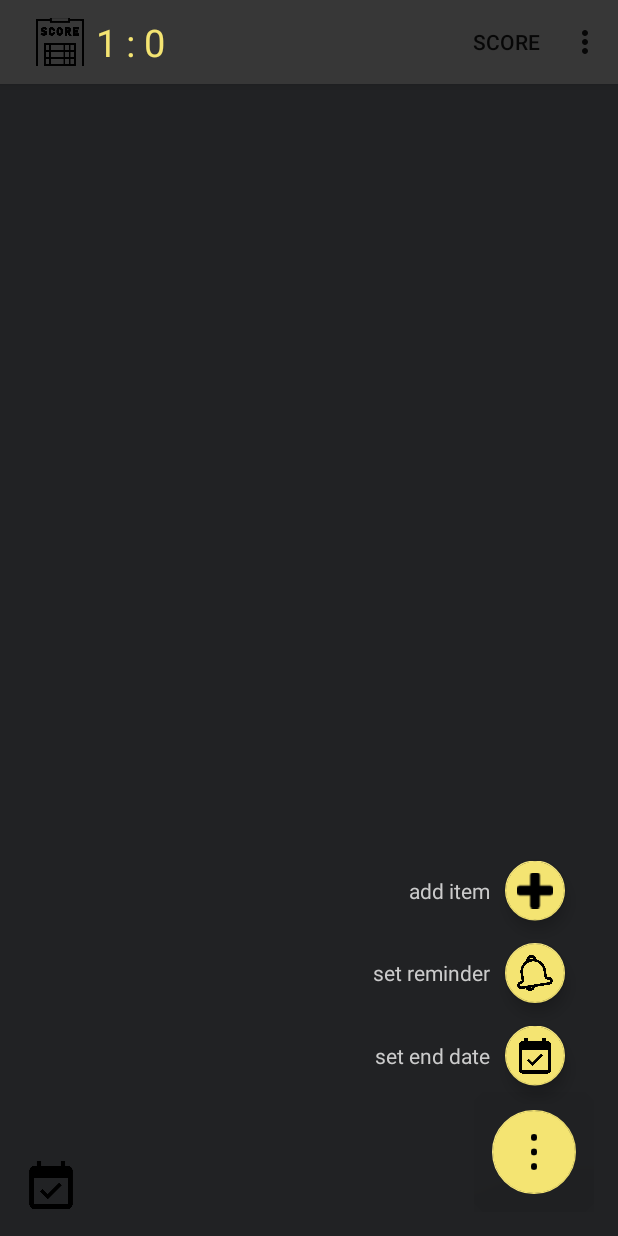
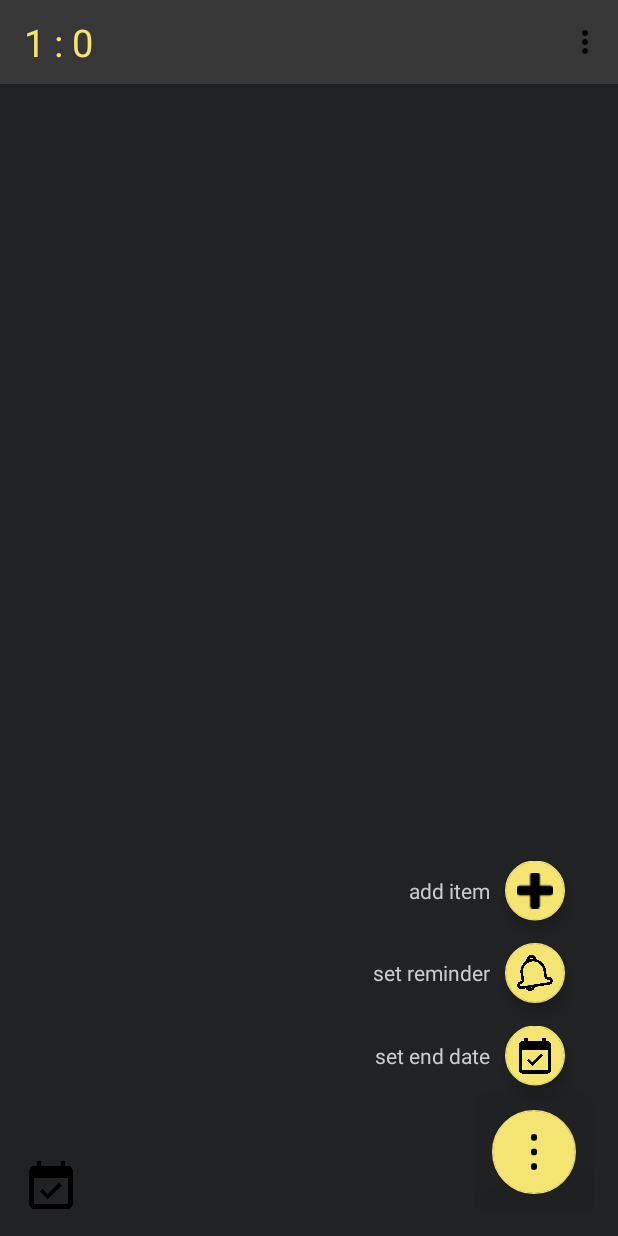
Before and after one commit to jasper55/RoutineDeveloper_v2, an Android app: the screen it shows after launch (OverviewActivity), after a tap on an icon or button, on a phone screen of 412 x 824 dp. Run offline under Robolectric (Android 15) with nearby library versions, the phone set to English and light mode, and no system bars; libraries missing offline, so code that uses them is left out: jp.wasabeef.blurry.

Commit message:
clean app bar

```diff
--- a/app/src/main/res/layout/custom_action_bar_layout.xml
+++ b/app/src/main/res/layout/custom_action_bar_layout.xml
@@ -12,12 +12,12 @@
             android:gravity="center_vertical"
             android:orientation="horizontal">
 
-            <ImageView
-                android:layout_width="32dp"
-                android:layout_height="32dp"
-                android:layout_margin="8dp"
-                android:scaleType="centerCrop"
-                app:srcCompat="@drawable/scoreboard" />
+            <!--<ImageView-->
+                <!--android:layout_width="32dp"-->
+                <!--android:layout_height="32dp"-->
+                <!--android:layout_margin="8dp"-->
+                <!--android:scaleType="centerCrop"-->
+                <!--app:srcCompat="@drawable/scoreboard" />-->
 
             <TextView
                 android:id="@+id/scorePlus"
--- a/app/src/main/res/menu/menu_overview.xml
+++ b/app/src/main/res/menu/menu_overview.xml
@@ -4,58 +4,6 @@
     tools:context="com.example.app.jasper.routinedeveloper_v2.OverviewActivity"
     android:gravity="right">
 
-    <item
-        android:id="@+id/score"
-        android:title="score"
-        android:layout_width="wrap_content"
-        app:showAsAction="ifRoom">
-
-    <LinearLayout
-        android:id="@+id/appbar_score_container"
-        android:layout_width="wrap_content"
-        android:layout_height="wrap_content"
-        android:gravity="center_vertical"
-        android:orientation="horizontal">
-
-        <ImageView
-            android:layout_width="32dp"
-            android:layout_height="32dp"
-            android:layout_margin="8dp"
-            android:scaleType="centerCrop"
-            app:srcCompat="@drawable/scoreboard" />
-
-        <TextView
-            android:id="@+id/scorePlus"
-            android:layout_width="wrap_content"
-            android:layout_height="wrap_content"
-            android:textColor="@color/colorAccent"
-            android:textSize="25sp">
-            android:textFontWeight="bold"
-        </TextView>
-
-        <TextView
-            android:layout_width="wrap_content"
-            android:layout_height="wrap_content"
-            android:text=" : "
-            android:textColor="@color/colorAccent"
-            android:textSize="25sp">
-            <!--android:textFontWeight="bold"-->
-
-        </TextView>
-
-        <TextView
-            android:id="@+id/scoreMinus"
-            android:layout_width="wrap_content"
-            android:layout_height="wrap_content"
-            android:textColor="@color/colorAccent"
-            android:textSize="25sp">
-            <!--android:textFontWeight="bold"-->
-        </TextView>
-
-
-    </LinearLayout> <!-- display Score data -->
-
-    </item>
 
     <item
         android:id="@+id/clearScore"
```
